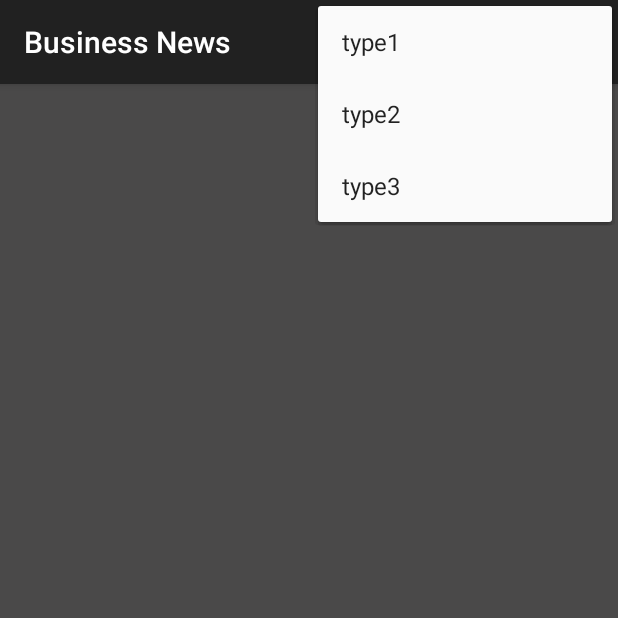
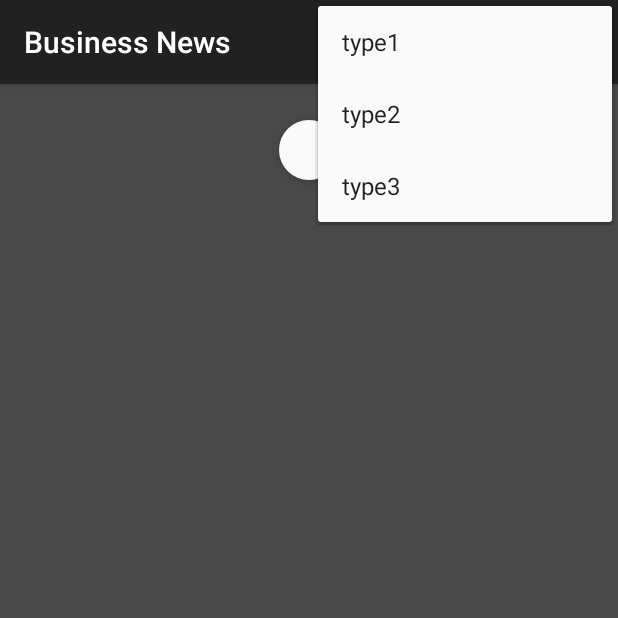
Before and after one commit to ravi9607/NewsApp, an Android app: the BusinessActivity screen opened directly, with no data from a screen before it, with the options menu open, on a phone screen of 412 x 824 dp, the top half of it. Run offline under Robolectric (Android 15) with nearby library versions, the light colour scheme and no system bars; our stand-ins replace Volley; plain views replace ; network calls fail; pictures from the network do not load; Roboto replaces fonts that are not available here.

Commit message:
Implementing Swipe Refresh Layout in Recyclerview

```diff
--- a/app/build.gradle
+++ b/app/build.gradle
@@ -9,7 +9,7 @@ android {
 
     defaultConfig {
         applicationId "com.example.dailynews"
-        minSdkVersion 21
+        minSdkVersion 25
         targetSdkVersion 29
         versionCode 1
         versionName "1.0"
@@ -41,6 +41,7 @@ dependencies {
     implementation 'com.android.volley:volley:1.1.1'
     implementation 'androidx.constraintlayout:constraintlayout:2.0.2'
     implementation 'androidx.recyclerview:recyclerview:1.1.0'
+    implementation 'androidx.swiperefreshlayout:swiperefreshlayout:1.1.0'
     testImplementation 'junit:junit:4.12'
     androidTestImplementation 'androidx.test.ext:junit:1.1.2'
     androidTestImplementation 'androidx.test.espresso:espresso-core:3.3.0'
--- a/app/src/main/java/com/example/dailynews/BusinessActivity.kt
+++ b/app/src/main/java/com/example/dailynews/BusinessActivity.kt
@@ -2,6 +2,7 @@ package com.example.dailynews
 
 import android.app.ProgressDialog
 import android.content.Intent
+import android.graphics.Color
 import android.net.Uri
 import androidx.appcompat.app.AppCompatActivity
 import android.os.Bundle
@@ -12,6 +13,7 @@ import android.view.WindowManager
 import android.widget.Toast
 import androidx.browser.customtabs.CustomTabsIntent
 import androidx.recyclerview.widget.LinearLayoutManager
+import androidx.swiperefreshlayout.widget.SwipeRefreshLayout
 import com.android.volley.Response
 import com.android.volley.toolbox.JsonObjectRequest
 import kotlinx.android.synthetic.main.select_activity.*
@@ -20,7 +22,7 @@ import kotlinx.android.synthetic.main.select_activity.*
 class BusinessActivity : AppCompatActivity(), NewsItemClicked {
 
     private lateinit var mAdapter: newsAdapter
-
+    private lateinit var swipeRefreshLayout: SwipeRefreshLayout
 
 
     var currentUrl: String? =null
@@ -30,6 +32,12 @@ class BusinessActivity : AppCompatActivity(), NewsItemClicked {
         setContentView(R.layout.select_activity)
 
         supportActionBar?.title = "Business News"
+
+        swipeRefreshLayout = findViewById(R.id.swipeRefresh)
+        swipeRefreshLayout.setColorSchemeColors(Color.GREEN,Color.RED,Color.BLUE)
+        swipeRefreshLayout.setOnRefreshListener {
+            fetchData()
+        }
 
 
 
@@ -79,13 +87,15 @@ class BusinessActivity : AppCompatActivity(), NewsItemClicked {
     }
 
     private fun fetchData(){
+        progressBar.visibility = View.GONE
+        swipeRefreshLayout.isRefreshing = true
         //progressBar.visibility = View.VISIBLE
-        progressBar.visibility = View.GONE
 
-        val progressDialog = ProgressDialog(this@BusinessActivity)
-        progressDialog.setTitle("Fetching News ...")
+
+        //val progressDialog = ProgressDialog(this@BusinessActivity)
+        //progressDialog.setTitle("Fetching News ...")
         //progressDialog.setMessage("Fetching Latest News")
-        progressDialog.show()
+        //progressDialog.show()
 
         val url = "https://newsapi.org/v2/top-headlines?country=in&category=business&apiKey=9485dbed563145c5b58b6800baf4c4be"
         val jsonObjectRequest = object: JsonObjectRequest(
@@ -108,7 +118,8 @@ class BusinessActivity : AppCompatActivity(), NewsItemClicked {
                         )
                         newsArray.add(news)
                         //progressBar.visibility = View.GONE
-                        progressDialog.dismiss()
+                        swipeRefreshLayout.isRefreshing = false
+                        //progressDialog.dismiss()
 
                         //Toast.makeText(this," updated", Toast.LENGTH_LONG).show()
                     }
--- a/app/src/main/res/layout/select_activity.xml
+++ b/app/src/main/res/layout/select_activity.xml
@@ -19,6 +19,11 @@
 <!--            app:layout-->
 <!--            />-->
 <!--    </androidx.appcompat.widget.A>-->
+
+    <androidx.swiperefreshlayout.widget.SwipeRefreshLayout
+        android:id="@+id/swipeRefresh"
+        android:layout_width="match_parent"
+        android:layout_height="match_parent">
 
     <androidx.recyclerview.widget.RecyclerView
         android:id="@+id/recyclerView"
@@ -44,4 +49,6 @@
         app:layout_constraintStart_toStartOf="parent"
         app:layout_constraintTop_toTopOf="@+id/recyclerView"
         tools:ignore="MissingConstraints" />
+
+    </androidx.swiperefreshlayout.widget.SwipeRefreshLayout>
 </androidx.constraintlayout.widget.ConstraintLayout>
--- a/build.gradle
+++ b/build.gradle
@@ -6,7 +6,7 @@ buildscript {
         jcenter()
     }
     dependencies {
-        classpath 'com.android.tools.build:gradle:7.0.0-alpha03'
+        classpath 'com.android.tools.build:gradle:7.0.0-alpha09'
         classpath "org.jetbrains.kotlin:kotlin-gradle-plugin:$kotlin_version"
 
         // NOTE: Do not place your application dependencies here; they belong
```
